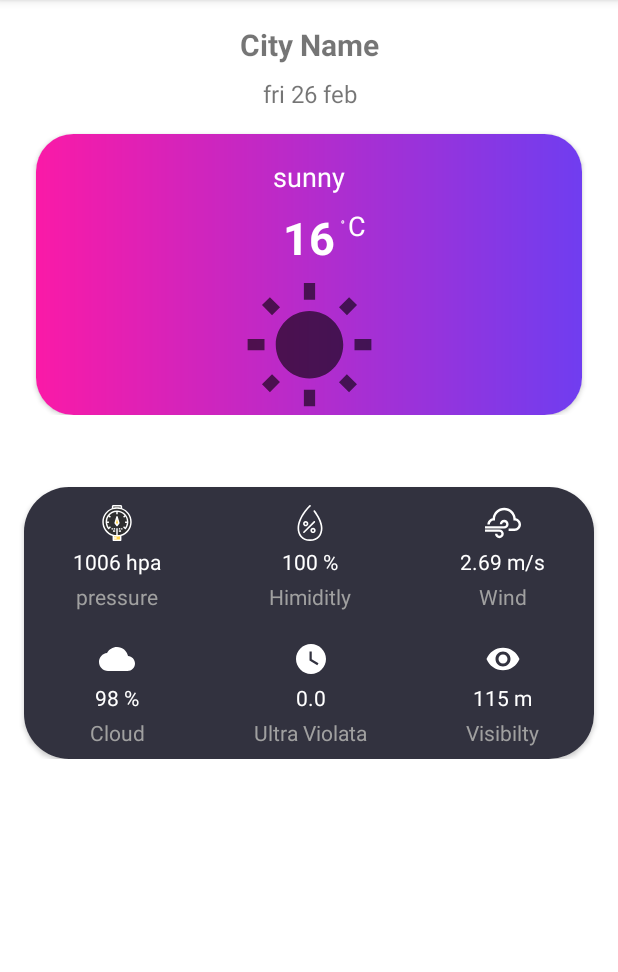
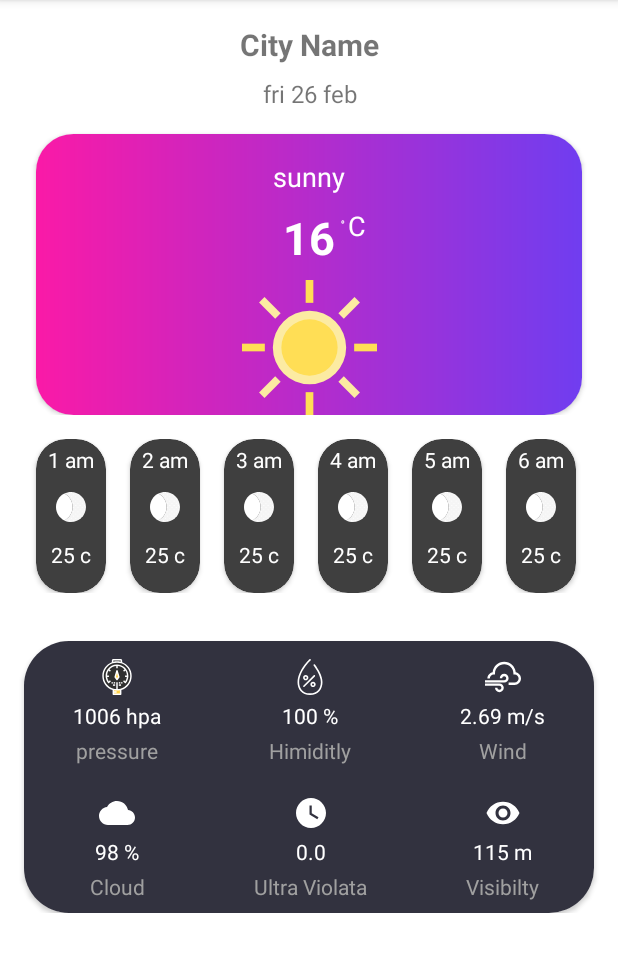
Before and after one commit to AbdelrahmanSayed19598/Dark-Sky, an Android app: the screen it shows after launch (MainActivity), on a phone screen of 412 x 824 dp, the part 84-1056 px from its top. Run offline under Robolectric (Android 15) with nearby library versions, the phone set to English and light mode, and no system bars.

Commit message:
hourly recycler view created

```diff
--- a/app/build.gradle
+++ b/app/build.gradle
@@ -1,6 +1,8 @@
 plugins {
     id 'com.android.application'
     id 'org.jetbrains.kotlin.android'
+    id 'kotlin-android-extensions'
+    id 'kotlin-kapt'
 }
 
 android {
@@ -40,6 +42,7 @@ dependencies {
     implementation 'androidx.legacy:legacy-support-v4:1.0.0'
     implementation 'androidx.gridlayout:gridlayout:1.0.0'
     testImplementation 'junit:junit:4.13.2'
+
     androidTestImplementation 'androidx.test.ext:junit:1.1.3'
     androidTestImplementation 'androidx.test.espresso:espresso-core:3.4.0'
     implementation 'de.hdodenhof:circleimageview:3.1.0'
--- a/app/src/main/java/com/example/weatherforecast/MainActivity.kt
+++ b/app/src/main/java/com/example/weatherforecast/MainActivity.kt
@@ -10,7 +10,7 @@ import androidx.drawerlayout.widget.DrawerLayout
 import androidx.fragment.app.Fragment
 import com.example.weatherforecast.alerts.AlertFragment
 import com.example.weatherforecast.favorite.FavoriteFragment
-import com.example.weatherforecast.homescreen.HomeFragment
+import com.example.weatherforecast.homescreen.view.HomeFragment
 import com.example.weatherforecast.settings.SettingFragment
 import com.google.android.material.navigation.NavigationView
 
--- a/app/src/main/java/com/example/weatherforecast/homescreen/HomeFragment.kt
+++ /dev/null
@@ -1,60 +0,0 @@
-package com.example.weatherforecast.homescreen
-
-import android.os.Bundle
-import androidx.fragment.app.Fragment
-import android.view.LayoutInflater
-import android.view.View
-import android.view.ViewGroup
-import com.example.weatherforecast.R
-
-// TODO: Rename parameter arguments, choose names that match
-// the fragment initialization parameters, e.g. ARG_ITEM_NUMBER
-private const val ARG_PARAM1 = "param1"
-private const val ARG_PARAM2 = "param2"
-
-/**
- * A simple [Fragment] subclass.
- * Use the [HomeFragment.newInstance] factory method to
- * create an instance of this fragment.
- */
-class HomeFragment : Fragment() {
-    // TODO: Rename and change types of parameters
-    private var param1: String? = null
-    private var param2: String? = null
-
-    override fun onCreate(savedInstanceState: Bundle?) {
-        super.onCreate(savedInstanceState)
-        arguments?.let {
-            param1 = it.getString(ARG_PARAM1)
-            param2 = it.getString(ARG_PARAM2)
-        }
-    }
-
-    override fun onCreateView(
-        inflater: LayoutInflater, container: ViewGroup?,
-        savedInstanceState: Bundle?
-    ): View? {
-        // Inflate the layout for this fragment
-        return inflater.inflate(R.layout.fragment_home, container, false)
-    }
-
-    companion object {
-        /**
-         * Use this factory method to create a new instance of
-         * this fragment using the provided parameters.
-         *
-         * @param param1 Parameter 1.
-         * @param param2 Parameter 2.
-         * @return A new instance of fragment HomeFragment.
-         */
-        // TODO: Rename and change types and number of parameters
-        @JvmStatic
-        fun newInstance(param1: String, param2: String) =
-            HomeFragment().apply {
-                arguments = Bundle().apply {
-                    putString(ARG_PARAM1, param1)
-                    putString(ARG_PARAM2, param2)
-                }
-            }
-    }
-}
--- /dev/null
+++ b/app/src/main/java/com/example/weatherforecast/homescreen/view/HomeFragment.kt
@@ -0,0 +1,75 @@
+package com.example.weatherforecast.homescreen.view
+
+import android.os.Bundle
+import androidx.fragment.app.Fragment
+import android.view.LayoutInflater
+import android.view.View
+import android.view.ViewGroup
+import androidx.recyclerview.widget.LinearLayoutManager
+import androidx.recyclerview.widget.RecyclerView
+import com.example.weatherforecast.R
+import com.example.weatherforecast.model.HoursPojo
+import kotlinx.android.synthetic.main.fragment_home.*
+
+
+class HomeFragment : Fragment() {
+    val hoursPojo = ArrayList<HoursPojo>()
+    override fun onCreate(savedInstanceState: Bundle?) {
+        super.onCreate(savedInstanceState)
+
+
+
+    }
+
+    override fun onCreateView(
+        inflater: LayoutInflater, container: ViewGroup?,
+        savedInstanceState: Bundle?): View? {
+        // Inflate the layout for this fragment
+
+
+        return inflater.inflate(R.layout.fragment_home, container, false)
+    }
+
+    companion object {
+
+        fun newInstance(param1: String, param2: String) =
+            HomeFragment().apply {
+
+            }
+    }
+
+    override fun onViewCreated(view: View, savedInstanceState: Bundle?) {
+        super.onViewCreated(view, savedInstanceState)
+        hoursPojo.add(HoursPojo("1 am",R.drawable.ic_moon_svgrepo_com,"25 c"))
+        hoursPojo.add( HoursPojo("2 am",R.drawable.ic_moon_svgrepo_com,"25 c"))
+        hoursPojo.add(HoursPojo("3 am",R.drawable.ic_moon_svgrepo_com,"25 c"))
+        hoursPojo.add(HoursPojo("4 am",R.drawable.ic_moon_svgrepo_com,"25 c"))
+        hoursPojo.add(HoursPojo("5 am",R.drawable.ic_moon_svgrepo_com,"25 c"))
+        hoursPojo.add(HoursPojo("6 am",R.drawable.ic_moon_svgrepo_com,"25 c"))
+        hoursPojo.add(HoursPojo("7 am",R.drawable.ic_moon_svgrepo_com,"25 c"))
+        hoursPojo.add(HoursPojo("8 am",R.drawable.ic_moon_svgrepo_com,"25 c"))
+        hoursPojo.add(HoursPojo("9 am",R.drawable.ic_moon_svgrepo_com,"25 c"))
+        hoursPojo.add(HoursPojo("10 am",R.drawable.ic_baseline_wb_sunny_24,"25 c"))
+        hoursPojo.add(HoursPojo("11 am",R.drawable.ic_moon_svgrepo_com,"25 c"))
+        hoursPojo.add(HoursPojo("12 am",R.drawable.ic_moon_svgrepo_com,"25 c"))
+        hoursPojo.add(HoursPojo("1 pm",R.drawable.ic_moon_svgrepo_com,"25 c"))
+        hoursPojo.add(HoursPojo("2 pm",R.drawable.ic_moon_svgrepo_com,"25 c"))
+        hoursPojo.add(HoursPojo("3 pm",R.drawable.ic_moon_svgrepo_com,"25 c"))
+        hoursPojo.add(HoursPojo("4 pm",R.drawable.ic_moon_svgrepo_com,"25 c"))
+        hoursPojo.add(HoursPojo("5 pm",R.drawable.ic_moon_svgrepo_com,"25 c"))
+        hoursPojo.add(HoursPojo("6 pm",R.drawable.ic_moon_svgrepo_com,"25 c"))
+        hoursPojo.add(HoursPojo("7 pm",R.drawable.ic_moon_svgrepo_com,"25 c"))
+        hoursPojo.add(HoursPojo("8 pm",R.drawable.ic_moon_svgrepo_com,"25 c"))
+        hoursPojo.add(HoursPojo("9 pm",R.drawable.ic_moon_svgrepo_com,"25 c"))
+        hoursPojo.add(HoursPojo("10 pm",R.drawable.ic_moon_svgrepo_com,"25 c"))
+        hoursPojo.add(HoursPojo("11 pm",R.drawable.ic_moon_svgrepo_com,"25 c"))
+        hoursPojo.add(HoursPojo("12 pm",R.drawable.ic_moon_svgrepo_com,"25 c"))
+
+        hourly_recycler.layoutManager = LinearLayoutManager(context, RecyclerView.HORIZONTAL,false)
+
+
+        val myadaptet = HourlyAdapter(hoursPojo)
+        hourly_recycler.adapter = myadaptet
+
+    }
+}
--- /dev/null
+++ b/app/src/main/java/com/example/weatherforecast/homescreen/view/HourlyAdapter.kt
@@ -0,0 +1,32 @@
+package com.example.weatherforecast.homescreen.view
+
+import android.view.LayoutInflater
+import android.view.View
+import android.view.ViewGroup
+import androidx.recyclerview.widget.RecyclerView
+import com.example.weatherforecast.R
+import com.example.weatherforecast.model.HoursPojo
+import kotlinx.android.synthetic.main.hourly_weather_row.view.*
+
+class HourlyAdapter (val hoursPojo: List<HoursPojo>): RecyclerView.Adapter<HourlyAdapter.MyViewHolder>() {
+    class MyViewHolder(itemView: View): RecyclerView.ViewHolder(itemView){
+        val hoursTxt =itemView.txtHours!!
+        val imgHourly =itemView.imgHourly!!
+        val tempratureTxt = itemView.txtTempreture!!
+    }
+
+    override fun onCreateViewHolder(parent: ViewGroup, viewType: Int): MyViewHolder {
+        val recyclerViewItem = LayoutInflater.from(parent.context).inflate(R.layout.hourly_weather_row,parent,false)
+        return MyViewHolder(recyclerViewItem)
+    }
+
+    override fun onBindViewHolder(holder: MyViewHolder, position: Int) {
+        holder.hoursTxt.text = hoursPojo[position].hours
+        holder.imgHourly.setImageResource(hoursPojo[position].img)
+        holder.tempratureTxt.text = hoursPojo[position].tempreture
+    }
+
+    override fun getItemCount(): Int {
+        return hoursPojo.size
+    }
+}
--- /dev/null
+++ b/app/src/main/java/com/example/weatherforecast/model/HoursPojo.kt
@@ -0,0 +1,4 @@
+package com.example.weatherforecast.model
+
+class HoursPojo(var hours:String,var img:Int ,var tempreture: String) {
+}
--- /dev/null
+++ b/app/src/main/res/drawable/ic_moon_svgrepo_com.xml
@@ -0,0 +1,43 @@
+<vector android:height="24dp" android:viewportHeight="56"
+    android:viewportWidth="56" android:width="24dp" xmlns:android="http://schemas.android.com/apk/res/android">
+    <path android:fillColor="#f5f5f5" android:pathData="M28,0c-4.489,0 -8.717,1.08 -12.476,2.959C24.698,7.557 31,17.04 31,28s-6.302,20.443 -15.476,25.041C19.283,54.92 23.511,56 28,56c15.464,0 28,-12.536 28,-28C56,12.536 43.464,0 28,0z"/>
+    <path android:fillColor="#ffffff" android:pathData="M15.5,2.946C24.688,7.539 31,17.03 31,28c0,10.97 -6.313,20.461 -15.5,25.054C6.313,48.461 0,38.97 0,28C0,17.03 6.313,7.539 15.5,2.946z"/>
+    <path android:fillColor="#ffffff" android:pathData="M29,9m-1,0a1,1 0,1 1,2 0a1,1 0,1 1,-2 0"/>
+    <path android:fillColor="#ffffff" android:pathData="M29,1m-1,0a1,1 0,1 1,2 0a1,1 0,1 1,-2 0"/>
+    <path android:fillColor="#ffffff" android:pathData="M25,5m-1,0a1,1 0,1 1,2 0a1,1 0,1 1,-2 0"/>
+    <path android:fillColor="#ffffff" android:pathData="M29,41m-1,0a1,1 0,1 1,2 0a1,1 0,1 1,-2 0"/>
+    <path android:fillColor="#ffffff" android:pathData="M29,49m-1,0a1,1 0,1 1,2 0a1,1 0,1 1,-2 0"/>
+    <path android:fillColor="#ffffff" android:pathData="M25,53m-1,0a1,1 0,1 1,2 0a1,1 0,1 1,-2 0"/>
+    <path android:fillColor="#ffffff" android:pathData="M37,9m-1,0a1,1 0,1 1,2 0a1,1 0,1 1,-2 0"/>
+    <path android:fillColor="#ffffff" android:pathData="M45,9m-1,0a1,1 0,1 1,2 0a1,1 0,1 1,-2 0"/>
+    <path android:fillColor="#ffffff" android:pathData="M33,13m-1,0a1,1 0,1 1,2 0a1,1 0,1 1,-2 0"/>
+    <path android:fillColor="#ffffff" android:pathData="M41,13m-1,0a1,1 0,1 1,2 0a1,1 0,1 1,-2 0"/>
+    <path android:fillColor="#ffffff" android:pathData="M33,5m-1,0a1,1 0,1 1,2 0a1,1 0,1 1,-2 0"/>
+    <path android:fillColor="#ffffff" android:pathData="M41,5m-1,0a1,1 0,1 1,2 0a1,1 0,1 1,-2 0"/>
+    <path android:fillColor="#ffffff" android:pathData="M37,17m-1,0a1,1 0,1 1,2 0a1,1 0,1 1,-2 0"/>
+    <path android:fillColor="#ffffff" android:pathData="M45,17m-1,0a1,1 0,1 1,2 0a1,1 0,1 1,-2 0"/>
+    <path android:fillColor="#ffffff" android:pathData="M33,21m-1,0a1,1 0,1 1,2 0a1,1 0,1 1,-2 0"/>
+    <path android:fillColor="#ffffff" android:pathData="M41,21m-1,0a1,1 0,1 1,2 0a1,1 0,1 1,-2 0"/>
+    <path android:fillColor="#ffffff" android:pathData="M37,25m-1,0a1,1 0,1 1,2 0a1,1 0,1 1,-2 0"/>
+    <path android:fillColor="#ffffff" android:pathData="M45,25m-1,0a1,1 0,1 1,2 0a1,1 0,1 1,-2 0"/>
+    <path android:fillColor="#ffffff" android:pathData="M33,29m-1,0a1,1 0,1 1,2 0a1,1 0,1 1,-2 0"/>
+    <path android:fillColor="#ffffff" android:pathData="M41,29m-1,0a1,1 0,1 1,2 0a1,1 0,1 1,-2 0"/>
+    <path android:fillColor="#ffffff" android:pathData="M37,33m-1,0a1,1 0,1 1,2 0a1,1 0,1 1,-2 0"/>
+    <path android:fillColor="#ffffff" android:pathData="M45,33m-1,0a1,1 0,1 1,2 0a1,1 0,1 1,-2 0"/>
+    <path android:fillColor="#ffffff" android:pathData="M33,37m-1,0a1,1 0,1 1,2 0a1,1 0,1 1,-2 0"/>
+    <path android:fillColor="#ffffff" android:pathData="M41,37m-1,0a1,1 0,1 1,2 0a1,1 0,1 1,-2 0"/>
+    <path android:fillColor="#ffffff" android:pathData="M37,41m-1,0a1,1 0,1 1,2 0a1,1 0,1 1,-2 0"/>
+    <path android:fillColor="#ffffff" android:pathData="M45,41m-1,0a1,1 0,1 1,2 0a1,1 0,1 1,-2 0"/>
+    <path android:fillColor="#ffffff" android:pathData="M33,45m-1,0a1,1 0,1 1,2 0a1,1 0,1 1,-2 0"/>
+    <path android:fillColor="#ffffff" android:pathData="M41,45m-1,0a1,1 0,1 1,2 0a1,1 0,1 1,-2 0"/>
+    <path android:fillColor="#ffffff" android:pathData="M37,49m-1,0a1,1 0,1 1,2 0a1,1 0,1 1,-2 0"/>
+    <path android:fillColor="#ffffff" android:pathData="M45,49m-1,0a1,1 0,1 1,2 0a1,1 0,1 1,-2 0"/>
+    <path android:fillColor="#ffffff" android:pathData="M33,53m-1,0a1,1 0,1 1,2 0a1,1 0,1 1,-2 0"/>
+    <path android:fillColor="#ffffff" android:pathData="M49,13m-1,0a1,1 0,1 1,2 0a1,1 0,1 1,-2 0"/>
+    <path android:fillColor="#ffffff" android:pathData="M49,21m-1,0a1,1 0,1 1,2 0a1,1 0,1 1,-2 0"/>
+    <path android:fillColor="#ffffff" android:pathData="M53,25m-1,0a1,1 0,1 1,2 0a1,1 0,1 1,-2 0"/>
+    <path android:fillColor="#ffffff" android:pathData="M49,29m-1,0a1,1 0,1 1,2 0a1,1 0,1 1,-2 0"/>
+    <path android:fillColor="#ffffff" android:pathData="M53,33m-1,0a1,1 0,1 1,2 0a1,1 0,1 1,-2 0"/>
+    <path android:fillColor="#ffffff" android:pathData="M49,37m-1,0a1,1 0,1 1,2 0a1,1 0,1 1,-2 0"/>
+    <path android:fillColor="#ffffff" android:pathData="M49,45m-1,0a1,1 0,1 1,2 0a1,1 0,1 1,-2 0"/>
+</vector>
--- /dev/null
+++ b/app/src/main/res/drawable/ic_sun_svgrepo_com.xml
@@ -0,0 +1,13 @@
+<vector android:height="24dp" android:viewportHeight="456.54"
+    android:viewportWidth="456.54" android:width="24dp" xmlns:android="http://schemas.android.com/apk/res/android">
+    <path android:fillColor="#FFDE55" android:pathData="M215.27,379.3h26v77.24h-26z"/>
+    <path android:fillColor="#FFDE55" android:pathData="M215.27,0h26v77.24h-26z"/>
+    <path android:fillColor="#FCEBA2" android:pathData="M76.051,398.873l-18.385,-18.385l54.616,-54.616l18.385,18.385z"/>
+    <path android:fillColor="#FCEBA2" android:pathData="M344.257,130.667l-18.385,-18.385l54.616,-54.616l18.385,18.385z"/>
+    <path android:fillColor="#FFDE55" android:pathData="M0,215.27h77.24v26h-77.24z"/>
+    <path android:fillColor="#FFDE55" android:pathData="M379.3,215.27h77.24v26h-77.24z"/>
+    <path android:fillColor="#FCEBA2" android:pathData="M57.668,76.052l18.385,-18.385l54.616,54.616l-18.385,18.385z"/>
+    <path android:fillColor="#FCEBA2" android:pathData="M325.872,344.257l18.385,-18.385l54.616,54.616l-18.385,18.385z"/>
+    <path android:fillColor="#FCEBA2" android:pathData="M228.267,228.271m-124.003,0a124.003,124.003 0,1 1,248.006 0a124.003,124.003 0,1 1,-248.006 0"/>
+    <path android:fillColor="#FFDE55" android:pathData="M228.267,228.271m-95.142,0a95.142,95.142 0,1 1,190.284 0a95.142,95.142 0,1 1,-190.284 0"/>
+</vector>
--- a/app/src/main/res/layout/activity_main.xml
+++ b/app/src/main/res/layout/activity_main.xml
@@ -12,16 +12,16 @@
         android:layout_width="match_parent"
         android:layout_height="match_parent">
 
-
         <androidx.fragment.app.FragmentContainerView
             android:id="@+id/openning_fragment_home"
-            android:name="com.example.weatherforecast.homescreen.HomeFragment"
             android:layout_width="match_parent"
             android:layout_height="match_parent"
             app:layout_constraintBottom_toBottomOf="parent"
             app:layout_constraintEnd_toEndOf="parent"
             app:layout_constraintStart_toStartOf="parent"
-            app:layout_constraintTop_toTopOf="parent" />
+            app:layout_constraintTop_toTopOf="parent"
+            android:name="com.example.weatherforecast.homescreen.view.HomeFragment"
+             />
     </androidx.constraintlayout.widget.ConstraintLayout>
     <com.google.android.material.navigation.NavigationView
         android:layout_width="wrap_content"
--- a/app/src/main/res/layout/fragment_home.xml
+++ b/app/src/main/res/layout/fragment_home.xml
@@ -104,7 +104,7 @@
                     android:layout_width="90dp"
                     android:layout_height="90dp"
                     android:layout_marginTop="8dp"
-                    android:src="@drawable/ic_baseline_wb_sunny_24"
+                    android:src="@drawable/ic_sun_svgrepo_com"
                     app:layout_constraintEnd_toEndOf="@+id/temprature"
                     app:layout_constraintStart_toStartOf="@+id/temprature"
                     app:layout_constraintTop_toBottomOf="@+id/temprature" />
--- /dev/null
+++ b/app/src/main/res/layout/hourly_weather_row.xml
@@ -0,0 +1,54 @@
+<?xml version="1.0" encoding="utf-8"?>
+<androidx.cardview.widget.CardView xmlns:android="http://schemas.android.com/apk/res/android"
+    android:layout_width="wrap_content"
+    android:layout_height="wrap_content"
+    xmlns:app="http://schemas.android.com/apk/res-auto"
+    android:backgroundTint="#3f3f3f"
+    app:cardCornerRadius="20dp"
+    android:layout_marginStart="8dp"
+    android:layout_marginEnd="8dp">
+
+    <androidx.constraintlayout.widget.ConstraintLayout
+        android:layout_width="match_parent"
+        android:layout_height="match_parent"
+
+        >
+        <TextView
+            android:id="@+id/txtHours"
+            android:layout_width="wrap_content"
+            android:layout_height="wrap_content"
+            android:layout_marginStart="8dp"
+            android:layout_marginTop="4dp"
+            android:layout_marginEnd="8dp"
+            android:text="9 AM"
+            android:textColor="#FFFFFF"
+            app:layout_constraintEnd_toEndOf="parent"
+            app:layout_constraintHorizontal_bias="0.0"
+            app:layout_constraintStart_toStartOf="parent"
+            app:layout_constraintTop_toTopOf="parent" />
+
+        <ImageView
+            android:id="@+id/imgHourly"
+            android:layout_width="20dp"
+            android:layout_height="20dp"
+            android:layout_marginTop="12dp"
+            app:layout_constraintEnd_toEndOf="@id/txtHours"
+            app:layout_constraintStart_toStartOf="@+id/txtHours"
+            app:layout_constraintTop_toBottomOf="@+id/txtHours"
+            app:srcCompat="@drawable/ic_moon_svgrepo_com" />
+
+        <TextView
+            android:id="@+id/txtTempreture"
+            android:layout_width="wrap_content"
+            android:layout_height="wrap_content"
+            android:layout_marginTop="12dp"
+            android:layout_marginBottom="16dp"
+            android:text="26 C"
+            android:textColor="#FFFFFF"
+            app:layout_constraintBottom_toBottomOf="parent"
+            app:layout_constraintEnd_toEndOf="@+id/imgHourly"
+            app:layout_constraintStart_toStartOf="@+id/imgHourly"
+            app:layout_constraintTop_toBottomOf="@+id/imgHourly" />
+
+    </androidx.constraintlayout.widget.ConstraintLayout>
+</androidx.cardview.widget.CardView>
--- a/app/src/main/res/values/strings.xml
+++ b/app/src/main/res/values/strings.xml
@@ -20,5 +20,7 @@
     <string name="txt_ultra_violata">Ultra Violata</string>
     <string name="visibilty_value">115 m</string>
     <string name="txt_visibilty">Visibilty</string>
+    <string name="txt_day">Sun</string>
+    <string name="daily_status">clear sky</string>
 
 </resources>
```
Also changed, not shown: app/src/main/res/layout/daily_weather_row.xml (added, +68 -0 lines).
